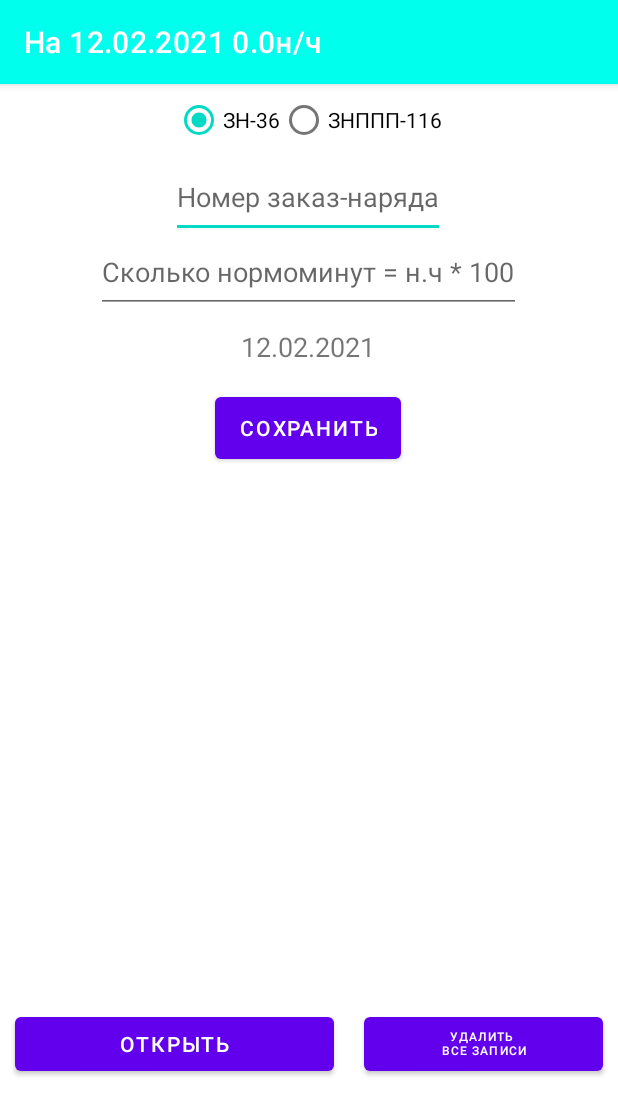
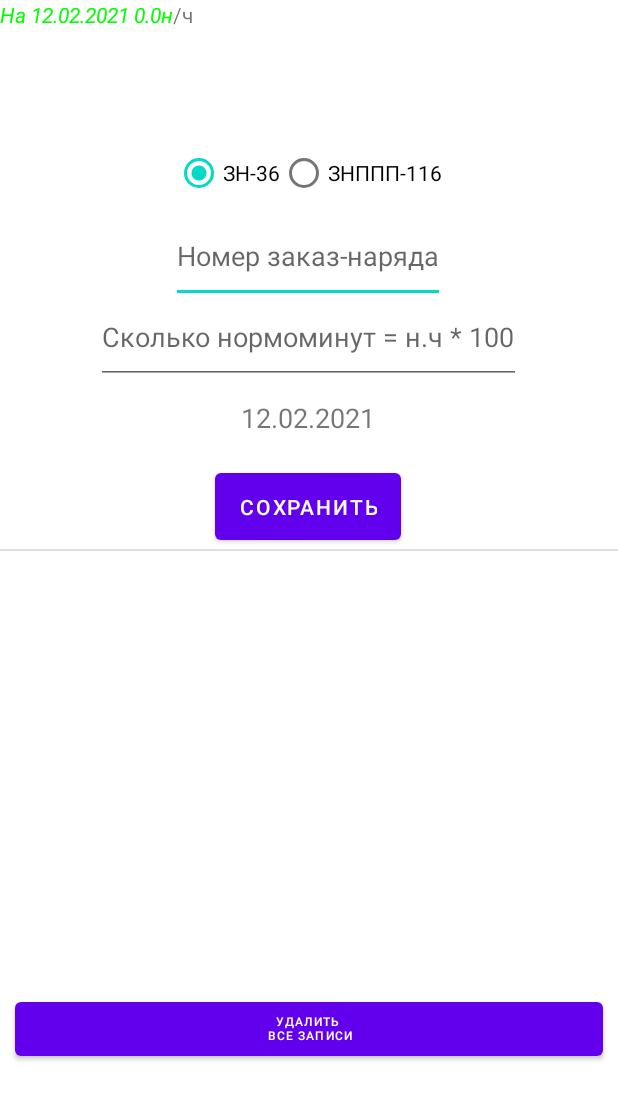
Before and after one commit to Zakupki-iz-Europe/My_Application2, an Android app: the screen it shows after launch (MainActivity), on a phone screen of 412 x 824 dp. Shown: the top 1115 px of the screen. Run offline under Robolectric (Android 15) with nearby library versions, the phone set to English and light mode, and no system bars.

Commit message:
вместо титла текст виев, нет кнопки открыть, открывает при перевороте и запуске

```diff
--- a/app/src/main/java/com/example/myapplication2/MainActivity.java
+++ b/app/src/main/java/com/example/myapplication2/MainActivity.java
@@ -5,12 +5,18 @@ import androidx.appcompat.app.AppCompatActivity;
 import android.app.DatePickerDialog;
 import android.content.Context;
 import android.graphics.Color;
+import android.graphics.Typeface;
 import android.graphics.drawable.ColorDrawable;
 import android.os.Bundle;
 
 import android.text.Editable;
+import android.text.Spannable;
+import android.text.SpannableString;
+import android.text.Spanned;
 import android.text.TextUtils;
 import android.text.TextWatcher;
+import android.text.style.ForegroundColorSpan;
+import android.text.style.StyleSpan;
 import android.view.View;
 import android.view.inputmethod.InputMethodManager;
 import android.widget.DatePicker;
@@ -48,7 +54,8 @@ public class MainActivity extends AppCompatActivity {
     EditText    et_zakaz_naryad,
                 et_normo_chasy;
     TextView tv_open_text,
-            et_data;
+             et_data,
+             tv_header;
     String Value;
 
     Calendar dateAndTime=Calendar.getInstance();
@@ -64,9 +71,9 @@ public class MainActivity extends AppCompatActivity {
         rbZN = findViewById(R.id.radioButton);
         rbZNPP = findViewById(R.id.radioButton2);
         tv_open_text = (TextView) findViewById(R.id.open_text);
-
+        tv_header = (TextView) findViewById(R.id.header);
         clearField();
-
+        openText(et_data);
         et_zakaz_naryad.addTextChangedListener(new TextWatcher() {
             @Override
             public void onTextChanged(CharSequence s, int start, int before, int count) {}
@@ -284,8 +291,12 @@ public class MainActivity extends AppCompatActivity {
         DateFormat dateFormat = new SimpleDateFormat("dd.MM.yyyy", Locale.getDefault());
         String dateText = dateFormat.format(date);
         et_data.setText(dateText);
-        getSupportActionBar().setTitle("На " + dateText + " " + file_read() + "н/ч ");
-        getSupportActionBar().setBackgroundDrawable(new ColorDrawable(0xff00FFED));
+        getSupportActionBar().hide();
+        Spannable text = new SpannableString("На " + dateText + " " + file_read() + "н/ч ");
+        text.setSpan(new StyleSpan(Typeface.ITALIC), 0, 18,  Spanned.SPAN_EXCLUSIVE_EXCLUSIVE);
+        text.setSpan(new ForegroundColorSpan(Color.GREEN), 0, 18,  Spanned.SPAN_EXCLUSIVE_EXCLUSIVE);
+        tv_header.setText(text);
+
     };
 
             // построчное считывание файла
--- a/app/src/main/res/layout/activity_main.xml
+++ b/app/src/main/res/layout/activity_main.xml
@@ -10,13 +10,21 @@
         android:orientation="vertical">
 
 
+        <TextView
+            android:id="@+id/header"
+            android:layout_width="match_parent"
+            android:layout_height="0dp"
+            android:layout_weight="1"
+            android:layout_gravity="center"
+            android:text="TextView" />
+
         <LinearLayout
             android:layout_width="wrap_content"
             android:layout_height="0dp"
-            android:layout_weight="1"
+            android:layout_weight="3"
             android:orientation="vertical"
             android:layout_gravity="center">
-            >
+
             <RadioGroup
                 android:layout_width="wrap_content"
                 android:layout_weight="1"
@@ -82,8 +90,16 @@
         <LinearLayout
             android:layout_width="wrap_content"
             android:layout_height= "0dp"
-            android:layout_weight="1"
+            android:layout_weight="3"
             android:layout_gravity="center">
+
+            <View
+                android:id="@+id/divider"
+                android:layout_width="match_parent"
+                android:layout_height="1dp"
+                android:layout_weight="1"
+                android:background="?android:attr/listDivider" />
+
             <TextView
                 android:id="@+id/open_text"
                 android:layout_width="match_parent"
@@ -98,16 +114,7 @@
             android:orientation="horizontal"
             android:gravity="center_vertical">
 
-            <Button
-                android:id="@+id/open_button"
-                android:layout_width="0dp"
-                android:layout_height="wrap_content"
-                android:layout_weight="3"
-                android:layout_margin="10dp"
-                android:onClick="openText"
-                android:text="Открыть" />
-
-            <Button
+           <Button
                 android:layout_width="wrap_content"
                 android:layout_height="wrap_content"
                 android:layout_weight="1"
@@ -117,6 +124,11 @@
                 android:text="Удалить &#10;все записи" />
         </LinearLayout>
 
+        <androidx.constraintlayout.helper.widget.Flow
+            android:layout_width="match_parent"
+            android:layout_height="0dp"
+            android:layout_weight="1" />
+
     </LinearLayout>
 
 </androidx.constraintlayout.widget.ConstraintLayout>
```
